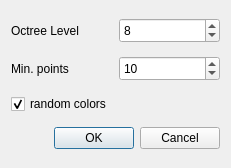
CloudCompare/CloudCompare, file qCC/ui_templates/labelingDlg.ui: the form before one commit.
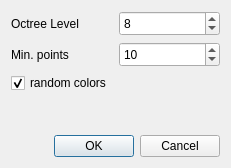
The form after the commit.

Commit message: Vertical spacers added so dialogs keep their original display style on Windows

What changed in the file:
```diff
--- a/qCC/ui_templates/labelingDlg.ui
+++ b/qCC/ui_templates/labelingDlg.ui
@@ -114,6 +114,19 @@
      </property>
     </widget>
    </item>
+   <item>
+    <spacer name="verticalSpacer">
+     <property name="orientation">
+      <enum>Qt::Vertical</enum>
+     </property>
+     <property name="sizeHint" stdset="0">
+      <size>
+       <width>20</width>
+       <height>40</height>
+      </size>
+     </property>
+    </spacer>
+   </item>
    <item>
     <widget class="QDialogButtonBox" name="buttonBox">
      <property name="orientation">
```
The commit also changes 2 other files.
